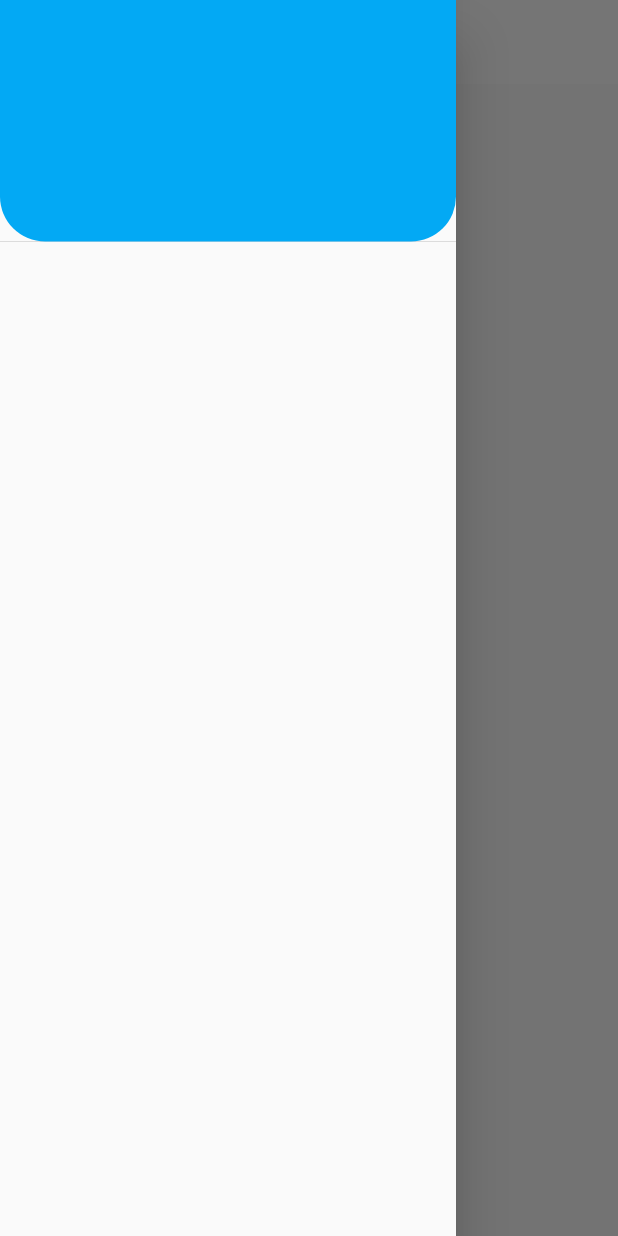
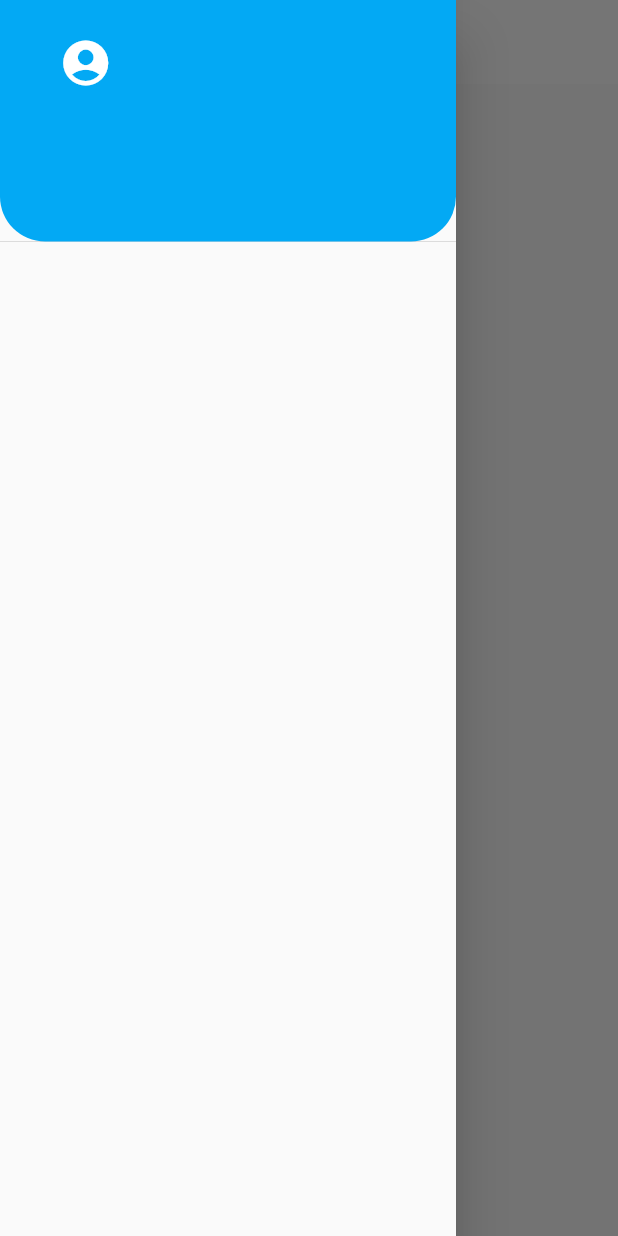
Before and after one commit to park28s/new_lotto_app, a Flutter app: the screen it shows after launch, with the side drawer open, on a phone screen of 412 x 824 dp. Run offline on Flutter 3.47's test engine with Material 2 defaults, Android fonts, the phone set to English and light mode, and no system bars; Roboto replaces fonts that are missing (CookieRun).

Commit message:
20.11.20

```diff
--- a/lib/main/main_home.dart
+++ b/lib/main/main_home.dart
@@ -39,8 +39,11 @@ class _MainHomeState extends State<MainHome> {
                           height: size.height * 0.06,
                           width: size.width * 0.2,
                           decoration: BoxDecoration(
-                            borderRadius: BorderRadius.circular(10),
-                            color: Colors.transparent
+                              borderRadius: BorderRadius.circular(10),
+                              color: Colors.transparent),
+                          child: IconButton(
+                            icon: Icon(Icons.account_circle, size: 36, color: Colors.white),
+                            onPressed: () {},
                           ),
                         )
                       ],
```
